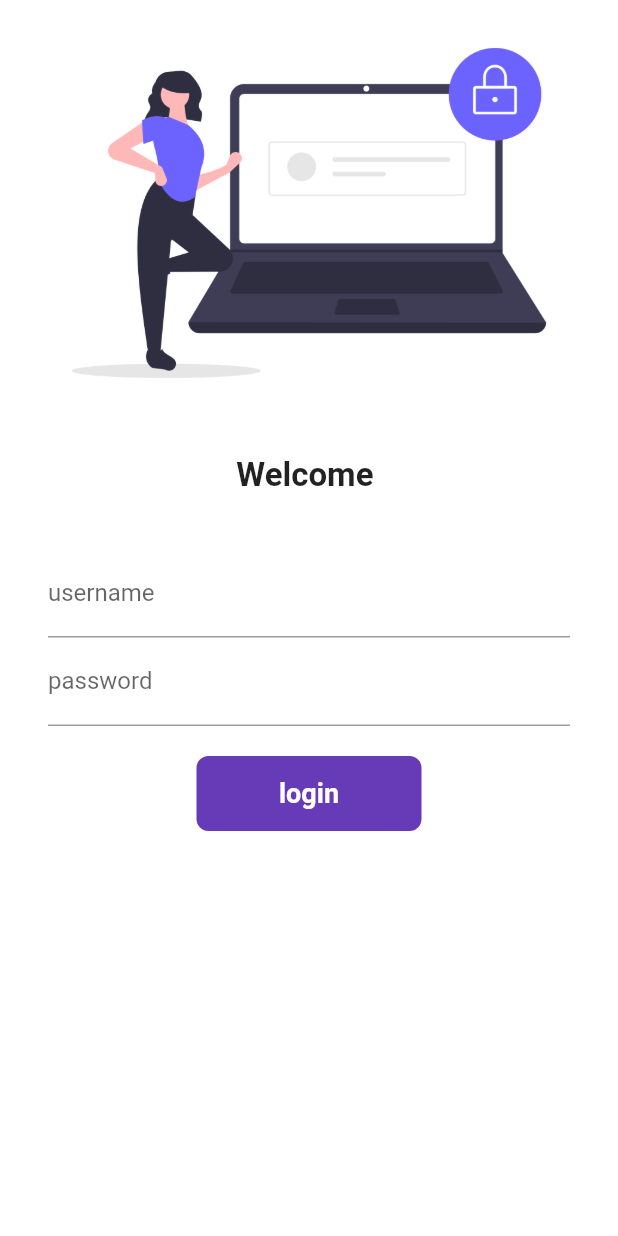
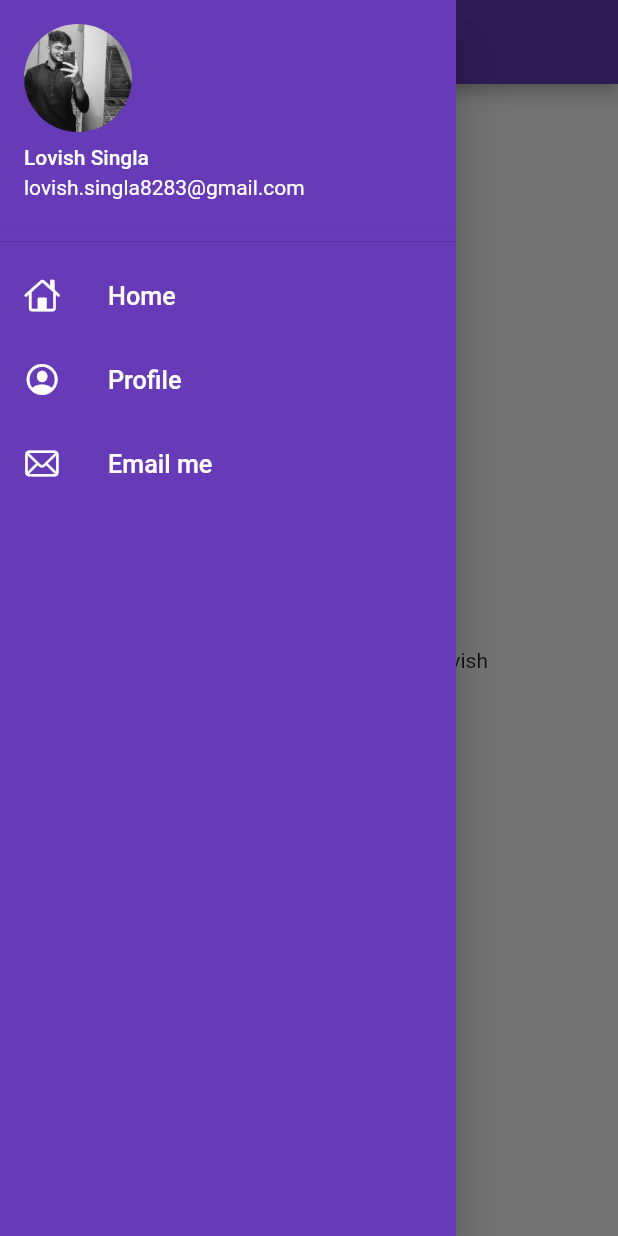
Before and after one commit to Lovi07/flutter-30-days-, a Flutter app: the screen it shows after launch, with the side drawer open (before the commit the screen has no drawer), on a phone screen of 412 x 824 dp. Run offline on Flutter 3.47's test engine with Material 2 defaults, Android fonts, the phone set to English and light mode, and no system bars.

Commit message:
day 7 completed

```diff
--- a/sampleproject/lib/main.dart
+++ b/sampleproject/lib/main.dart
@@ -17,6 +17,7 @@ class MyApp extends StatelessWidget {
       darkTheme: ThemeData(
         brightness: Brightness.dark,
       ),
+      initialRoute: Myroutes.homeRoute,
       routes: {
         "/":(context) => loginpage(),
         Myroutes.homeRoute:(context) => Homepage(),
--- a/sampleproject/lib/pages/homepage.dart
+++ b/sampleproject/lib/pages/homepage.dart
@@ -1,4 +1,5 @@
 import 'package:flutter/material.dart';
+import 'package:sampleproject/widgets/drawer.dart';
 
 class Homepage extends StatelessWidget {
   int days = 30;
@@ -14,7 +15,7 @@ class Homepage extends StatelessWidget {
           child: Text("welcome to $days days of flutter by $name"),
         ),
       ),
-      drawer: Drawer(),
+      drawer: Mydrawer(),
     );
   }
 }
--- /dev/null
+++ b/sampleproject/lib/widgets/drawer.dart
@@ -0,0 +1,50 @@
+import 'package:flutter/cupertino.dart';
+import 'package:flutter/material.dart';
+
+class Mydrawer extends StatelessWidget {
+  @override
+  Widget build(BuildContext context) {
+    return Drawer(
+        child: Container(
+      color: Colors.deepPurple,
+      child: ListView(
+        padding: EdgeInsets.zero,
+        children: [
+          DrawerHeader(
+              padding: EdgeInsets.zero,
+              child: UserAccountsDrawerHeader(
+                  accountName: Text("Lovish Singla"),
+                  accountEmail: Text("lovish.singla8283@gmail.com"),
+                  currentAccountPicture: CircleAvatar(
+                    backgroundImage:
+                        AssetImage("assets/images/20221024_194328-01.jpeg"),
+                  )
+                  )
+          ),
+          ListTile(
+            leading: Icon(CupertinoIcons.home,
+            color: Colors.white),
+            title:Text("Home",
+            textScaleFactor: 1.2,
+            style: TextStyle(color: Colors.white))
+          ),
+          ListTile(
+            leading: Icon(CupertinoIcons.profile_circled,
+            color: Colors.white),
+            title:Text("Profile",
+            textScaleFactor: 1.2,
+            style: TextStyle(color: Colors.white))
+          ),
+          ListTile(
+            leading: Icon(CupertinoIcons.mail,
+            color: Colors.white),
+            title:Text("Email me",
+            textScaleFactor: 1.2,
+            style: TextStyle(color: Colors.white))
+          ),
+
+        ],
+      ),
+    ));
+  }
+}
```
Also changed, not shown: sampleproject/lib/pages/loginpage.dart (+37 -10 lines), sampleproject/assets/images/20221024_194328-01.jpeg (added).
